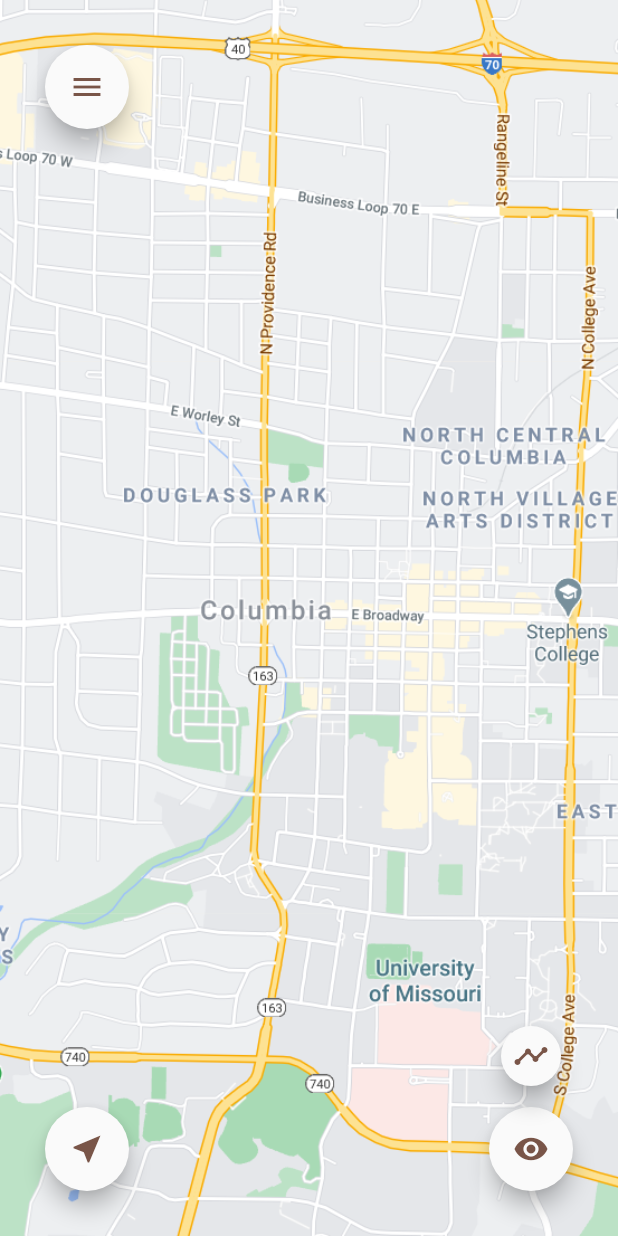
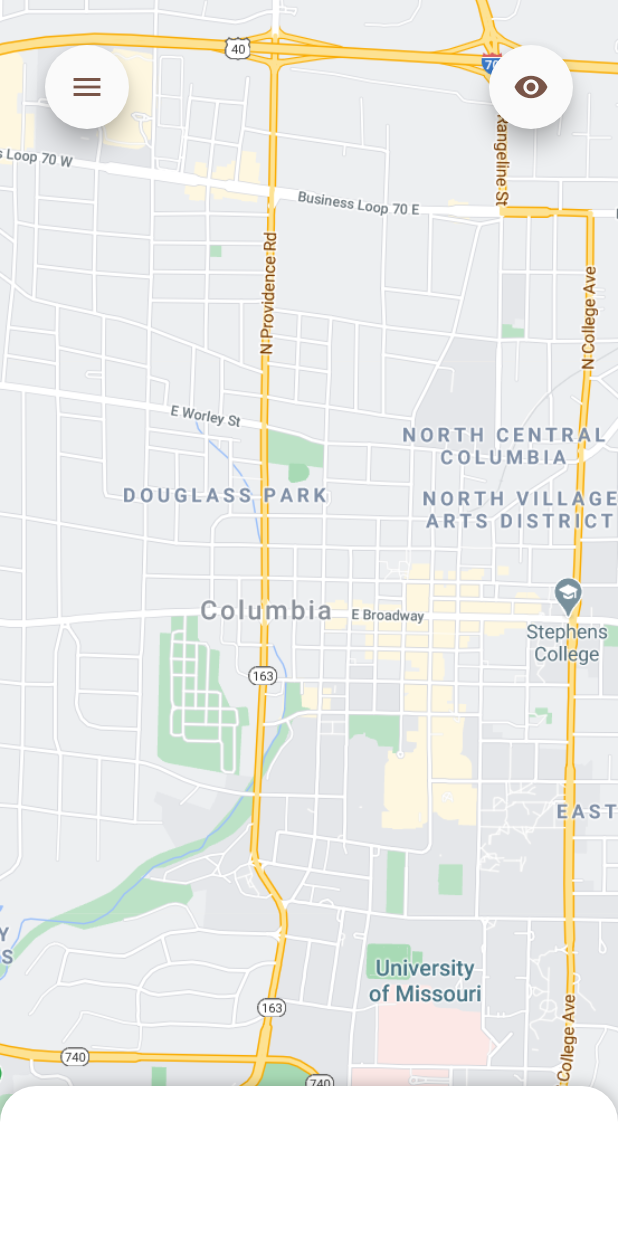
Before and after one commit to JasonJOCKKY/TrackingApp, a Flutter app: the screen it shows after launch, on a phone screen of 412 x 824 dp. Run offline on Flutter 3.47's test engine with Material 2 defaults, Android fonts, the phone set to English and light mode, and no system bars; drawn by our look-alikes of sliding_up_panel; our stand-ins replace location.

Commit message:
doctor page layout, add panel

```diff
--- a/tracking_app/lib/pages/doctor_map_page.dart
+++ b/tracking_app/lib/pages/doctor_map_page.dart
@@ -1,4 +1,5 @@
 import 'package:flutter/material.dart';
+import 'package:sliding_up_panel/sliding_up_panel.dart';
 import 'package:tracking_app/pages/patient_menu_page.dart';
 import 'package:tracking_app/widgets/mapfab.dart';
 
@@ -11,15 +12,7 @@
   final GlobalKey<ScaffoldState> _scaffoldKey = GlobalKey<ScaffoldState>();
 
   // Functions for FABs
-  bool isMapCentered = false;
   bool isGridVisible = false;
-  bool isTimelineShown = false;
-
-  onCenterToggle() {
-    setState(() {
-      isMapCentered = !isMapCentered;
-    });
-  }
 
   onGridToggle() {
     setState(() {
@@ -27,32 +20,7 @@
     });
   }
 
-  onTimelineTogger() {
-    setState(() {
-      isTimelineShown = !isTimelineShown;
-    });
-  }
-
   // Override Methods
-  @override
-  void initState() {
-    super.initState();
-
-    // serviceCheckLocationEnabled().then((bool locationIsEnabled) {
-    //   if (locationIsEnabled) {
-    //     setState(() {
-    //       locationEnabled = "The location service is enabled!";
-    //     });
-
-    //     serviceLocationStream().listen((LocationData newLocation) {
-    //       setState(() {
-    //         onLocationUpdate(newLocation);
-    //       });
-    //     });
-    //   }
-    // });
-  }
-
   @override
   Widget build(BuildContext context) {
     return Scaffold(
@@ -62,6 +30,12 @@
       // ),
       drawer: PatientMenuPage(),
       drawerEnableOpenDragGesture: false,
+      body: SlidingUpPanel(
+        borderRadius: BorderRadius.only(
+          topLeft: Radius.circular(24),
+          topRight: Radius.circular(24),
+        ),
+        panel: _Panel(),
         body: Stack(
           children: [
             // Background
@@ -82,9 +56,6 @@
                 child: Row(
                   mainAxisAlignment: MainAxisAlignment.spaceBetween,
                   children: <Widget>[
-                  Column(
-                    mainAxisAlignment: MainAxisAlignment.spaceBetween,
-                    children: [
                     // Menu Button
                     MapFab(
                       onPressed: () {
@@ -93,31 +64,11 @@
                       icon: Icons.menu,
                       isActive: false,
                     ),
-                      // Center Button
-                      MapFab(
-                        onPressed: this.onCenterToggle,
-                        icon: Icons.near_me,
-                        isActive: this.isMapCentered,
-                      ),
-                    ],
-                  ),
-                  Column(
-                    verticalDirection: VerticalDirection.up,
-                    children: [
+                    // Visibility Button
                     MapFab(
                       onPressed: this.onGridToggle,
                       icon: Icons.visibility,
-                          isActive: this.isGridVisible),
-                      Padding(
-                        padding: const EdgeInsets.only(bottom: 10),
-                        child: MapFab(
-                          onPressed: this.onTimelineTogger,
-                          icon: Icons.timeline,
-                          isActive: this.isTimelineShown,
-                          mini: true,
-                        ),
-                      ),
-                    ],
+                      isActive: this.isGridVisible,
                     ),
                   ],
                 ),
@@ -125,6 +76,30 @@
             ),
           ],
         ),
+      ),
     );
   }
 }
+
+class _Panel extends StatefulWidget {
+  @override
+  State<StatefulWidget> createState() => _PanelState();
+}
+
+class _PanelState extends State<_Panel> {
+  @override
+  Widget build(BuildContext context) {
+    return Row(
+      mainAxisAlignment: MainAxisAlignment.center,
+      children: [
+        Container(
+          width: 40,
+          height: 7,
+          decoration: BoxDecoration(
+              color: Colors.grey,
+              borderRadius: BorderRadius.all(Radius.circular(10))),
+        ),
+      ],
+    );
+  }
+}
--- a/tracking_app/pubspec.yaml
+++ b/tracking_app/pubspec.yaml
@@ -22,6 +22,7 @@
 
 dependencies:
   location: ^3.0.0
+  sliding_up_panel: ^1.0.2
   flutter:
     sdk: flutter
 
```
Also changed, not shown: tracking_app/pubspec.lock. Lines whose indentation alone changed are shown as unchanged.
